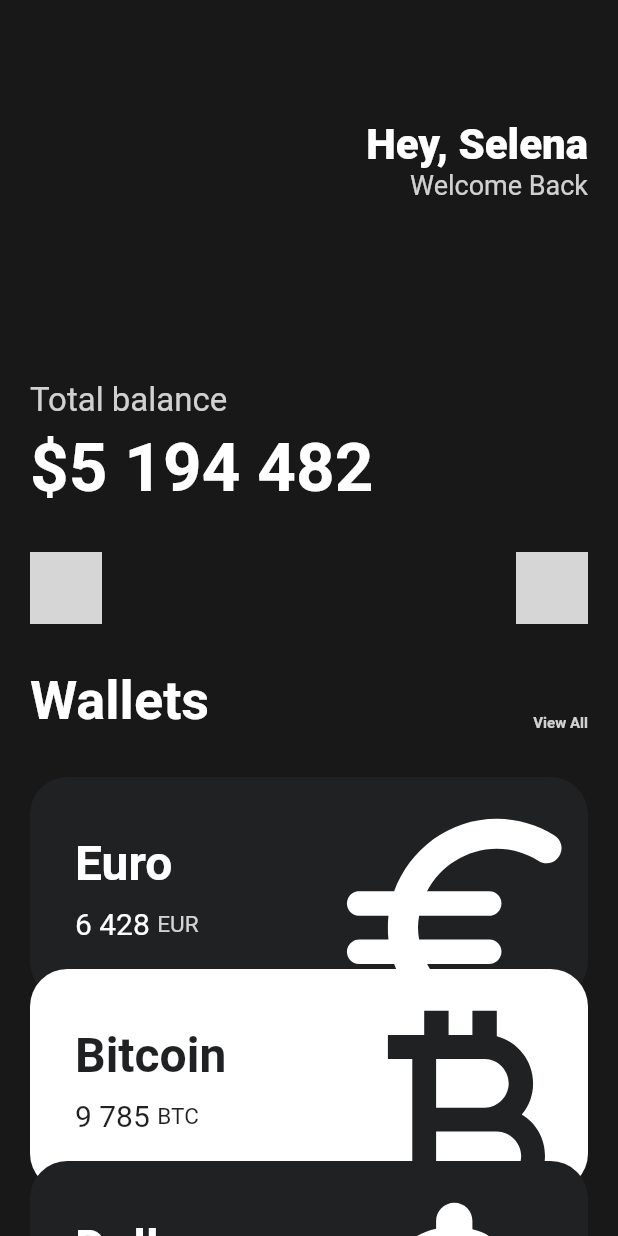
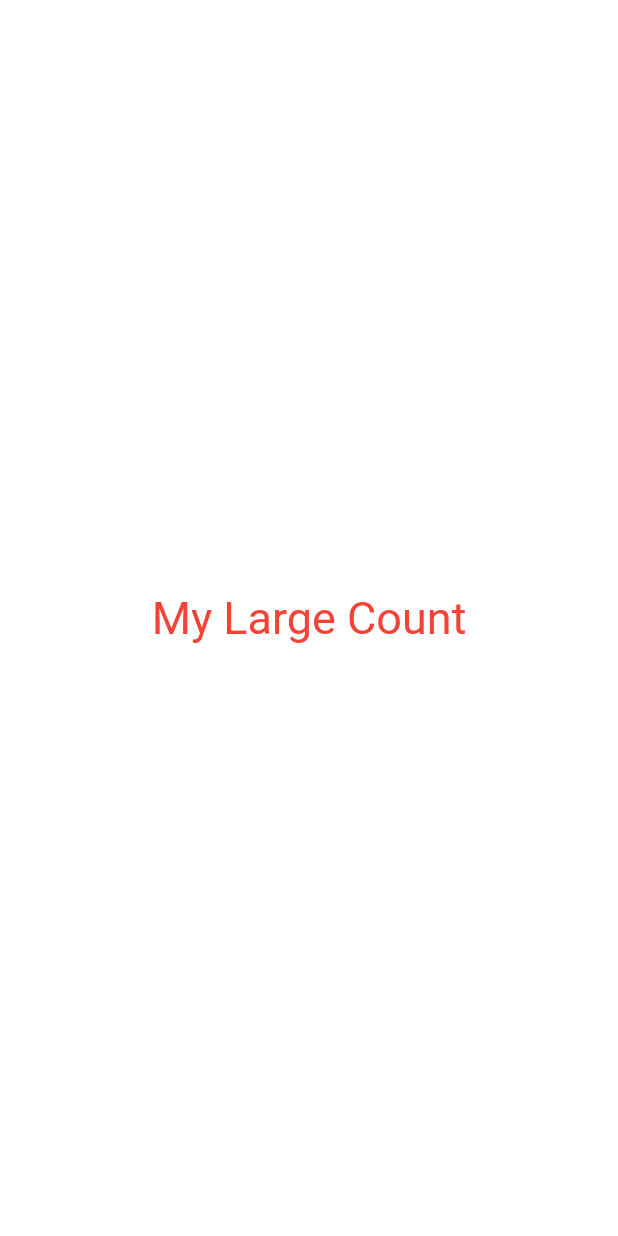
Before and after one commit to songtomtom/flutter-study, a Flutter app: the screen it shows after launch, on a phone screen of 412 x 824 dp. Run offline on Flutter 3.47's test engine with Material 2 defaults, Android fonts, the phone set to English and light mode, and no system bars; grey boxes are pictures that could not be loaded.

Commit message:
스테이트풀 위젯 , 커\ㄴ텍스트

```diff
--- a/lib/main.dart
+++ b/lib/main.dart
@@ -3,11 +3,11 @@ import 'package:flutter_study/widget/button.dart';
 import 'package:flutter_study/widget/currency_card.dart';
 
 void main() {
-  runApp(const App());
+  runApp(StatefullApp());
 }
 
-class App extends StatelessWidget {
-  const App({super.key});
+class StatelessApp extends StatelessWidget {
+  const StatelessApp({super.key});
 
   @override
   Widget build(BuildContext context) {
@@ -144,3 +144,51 @@ class App extends StatelessWidget {
     );
   }
 }
+
+class StatefullApp extends StatefulWidget {
+  const StatefullApp({super.key});
+
+  @override
+  State<StatefullApp> createState() => _StatefullAppState();
+}
+
+class _StatefullAppState extends State<StatefullApp> {
+  @override
+  Widget build(BuildContext context) {
+    return MaterialApp(
+      theme: ThemeData(
+          textTheme: const TextTheme(
+              titleLarge: TextStyle(
+        color: Colors.red,
+      ))),
+      home: Scaffold(
+        backgroundColor: Colors.white,
+        body: Center(
+          child: Column(
+            mainAxisAlignment: MainAxisAlignment.center,
+            children: const [
+              MyLargeTitle(),
+            ],
+          ),
+        ),
+      ),
+    );
+  }
+}
+
+class MyLargeTitle extends StatelessWidget {
+  const MyLargeTitle({
+    super.key,
+  });
+
+  @override
+  Widget build(BuildContext context) {
+    return Text(
+      'My Large Count',
+      style: TextStyle(
+        fontSize: 30,
+        color: Theme.of(context).textTheme.titleLarge!.color,
+      ),
+    );
+  }
+}
```
